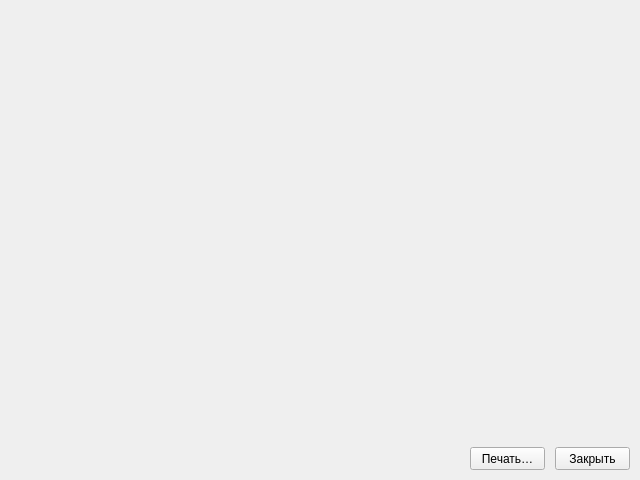
Before: the Qt Designer form small-and-simple-programs-in-qt/computer-assembly-qt/computer-assembly/print.ui in gusenov/examples-qt, drawn with Qt 5.
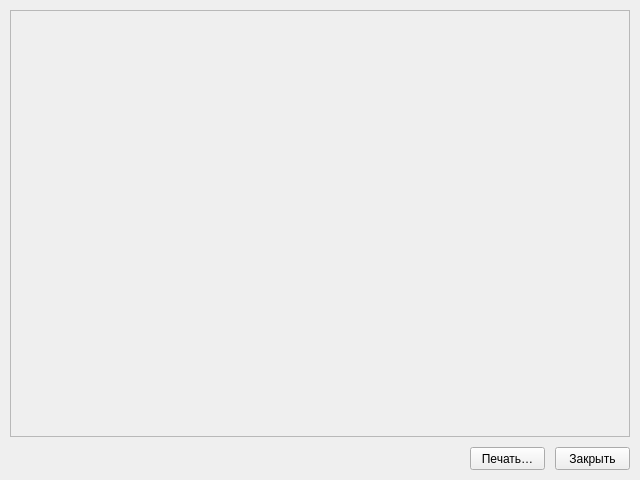
After: the same form once the commit is applied.

Diff of the .ui file:
```diff
--- a/small-and-simple-programs-in-qt/computer-assembly-qt/computer-assembly/print.ui
+++ b/small-and-simple-programs-in-qt/computer-assembly-qt/computer-assembly/print.ui
@@ -13,19 +13,6 @@
   <property name="windowTitle">
    <string>Список что выбрано, характеристики, количество и готовая итоговая цена</string>
   </property>
-  <widget class="QLabel" name="labelResult">
-   <property name="geometry">
-    <rect>
-     <x>10</x>
-     <y>10</y>
-     <width>620</width>
-     <height>427</height>
-    </rect>
-   </property>
-   <property name="text">
-    <string/>
-   </property>
-  </widget>
   <widget class="QPushButton" name="pushButtonClose">
    <property name="geometry">
     <rect>
@@ -52,6 +39,29 @@
     <string>Печать…</string>
    </property>
   </widget>
+  <widget class="QScrollArea" name="scrollArea">
+   <property name="geometry">
+    <rect>
+     <x>10</x>
+     <y>10</y>
+     <width>620</width>
+     <height>427</height>
+    </rect>
+   </property>
+   <property name="widgetResizable">
+    <bool>true</bool>
+   </property>
+   <widget class="QWidget" name="scrollAreaWidgetContents">
+    <property name="geometry">
+     <rect>
+      <x>0</x>
+      <y>0</y>
+      <width>618</width>
+      <height>425</height>
+     </rect>
+    </property>
+   </widget>
+  </widget>
  </widget>
  <resources/>
  <connections/>
```
